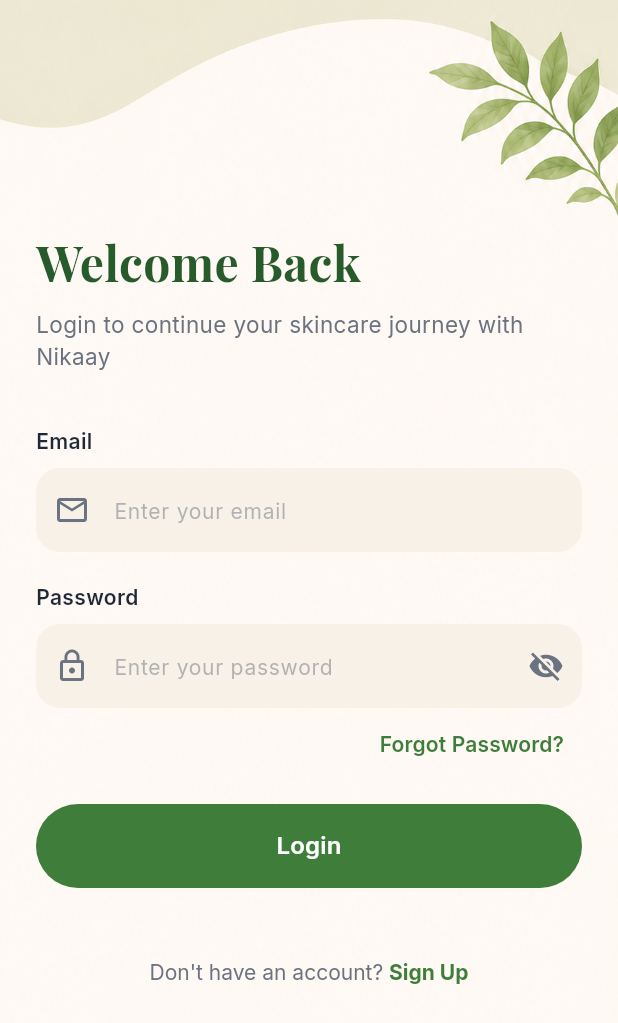
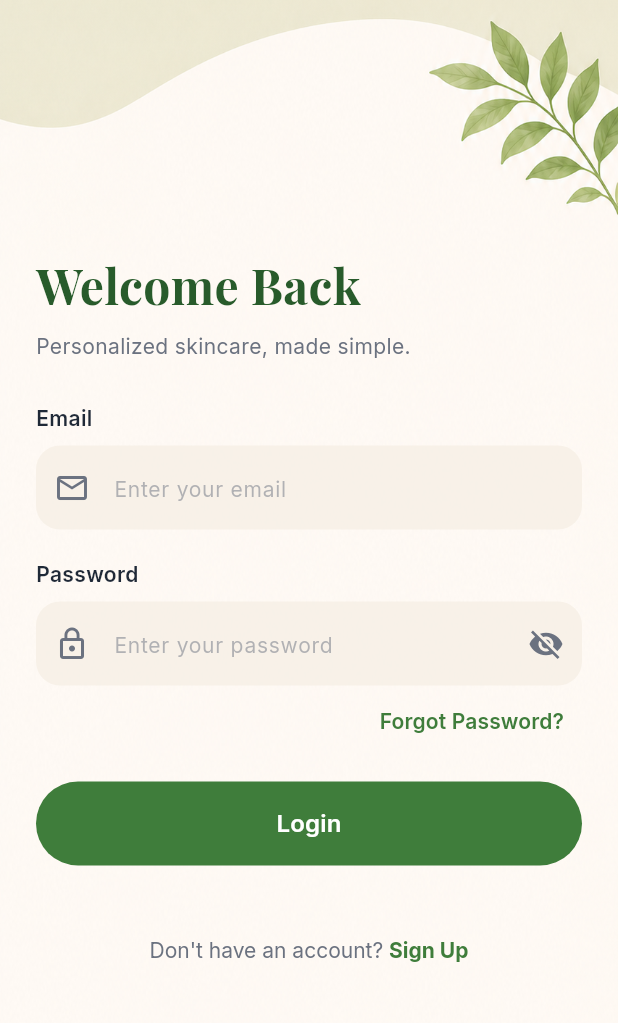
Before and after one commit to abhaysingh-10/nikaay, a Flutter app: the LoginScreen screen opened by its route, on a phone screen of 412 x 824 dp. Shown: the top 1023 px of the screen. Run offline on Flutter 3.47's test engine with Material 3 defaults, Android fonts, the light colour scheme and no system bars; our stand-ins replace firebase_core, flutter_riverpod, go_router, google_fonts, shared_preferences; accounts and stored records are empty.

Commit message:
fix: Minor changes in Login Screen

```diff
--- a/lib/features/auth/login_screen.dart
+++ b/lib/features/auth/login_screen.dart
@@ -46,7 +46,6 @@
             ),
           ),
 
-
           // 3. Login form content
           SafeArea(
             child: Center(
@@ -60,15 +59,15 @@
                     children: [
                       // Heading Section
                       Text(
-                        'Welcome Back ',
+                        'Welcome Back',
                         style: AppTextStyles.heroTitle,
                       ),
                       const SizedBox(height: 8),
                       Text(
-                        'Login to continue your skincare journey with Nikaay',
-                        style: AppTextStyles.subtitle.copyWith(fontSize: 15),
+                        'Personalized skincare, made simple.',
+                        style: AppTextStyles.subtitle.copyWith(fontSize: 14),
                       ),
-                      const SizedBox(height: 36),
+                      const SizedBox(height: 28),
 
                       // Email Field Label & Input
                       Text(
--- a/lib/main.dart
+++ b/lib/main.dart
@@ -6,7 +6,6 @@
 import 'firebase_options.dart';
 
 void main() async {
-
   WidgetsFlutterBinding.ensureInitialized();
   SharedPreferences.getInstance().then((prefs) => prefs.clear()); //temp (need to remove afterwards)
 
```
